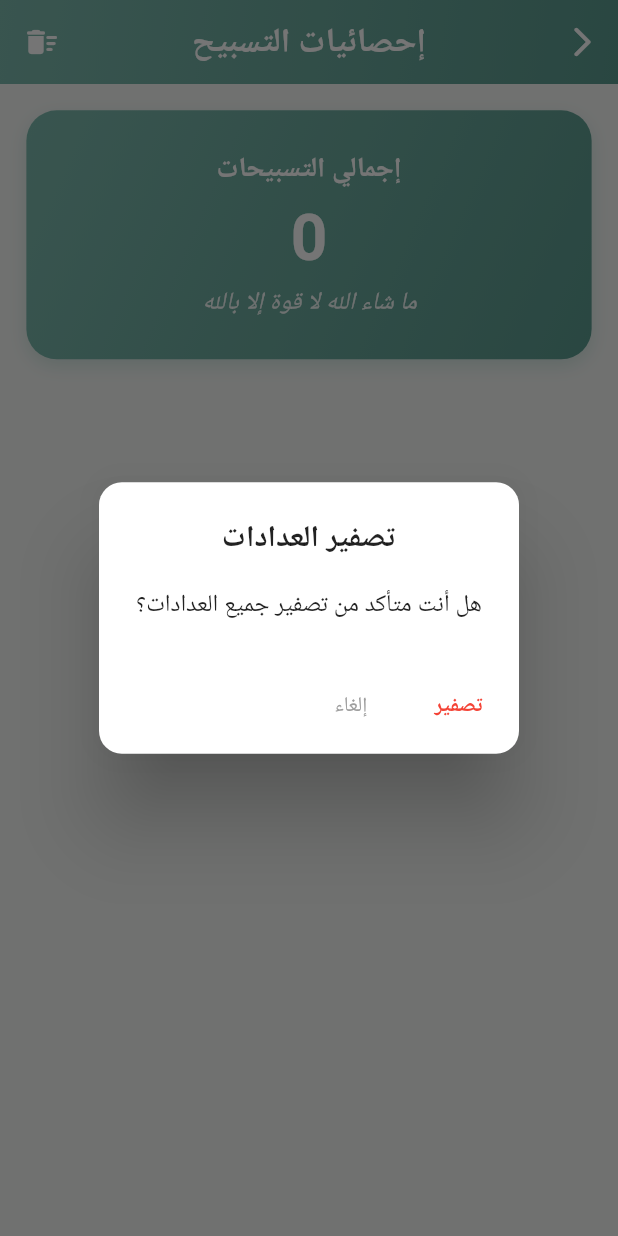
After one commit to moaz-abdeltawab92/Tazkira, a Flutter app: the TasbeehStatisticsPage screen opened directly, after a tap on the "delete sweep" icon, on a phone screen of 412 x 824 dp. The commit adds this screen. Run offline on Flutter 3.47's test engine with Material 3 defaults, Android fonts, the phone set to English and light mode, and no system bars; our stand-ins replace adhan, firebase_core, flutter_bloc, flutter_screenutil, geocoding, geolocator and 7 more; missing offline and left inert: flutter_qiblah, in_app_update, quran_library; accounts and stored records are empty; Roboto replaces fonts that are missing (Amiri, Cairo).

Commit message:
add tasbeeh statistics page to track your tasbeeh, add new podcast,

```diff
--- a/lib/core/routing/route_export.dart
+++ b/lib/core/routing/route_export.dart
@@ -60,6 +60,7 @@ export 'package:tazkira_app/features/quran/presentation/screens/quran_screen.dar
 // Tasbeeh
 export 'package:tazkira_app/features/tasbeeh/presentation/data/tasbeeh_list.dart';
 export 'package:tazkira_app/features/tasbeeh/presentation/screens/tasbeeh_screen.dart';
+export 'package:tazkira_app/features/tasbeeh/presentation/screens/tasbeeh_statistics_page.dart';
 export 'package:tazkira_app/features/tasbeeh/presentation/widgets/counter_item.dart';
 export 'package:tazkira_app/features/tasbeeh/presentation/widgets/counter_details.dart';
 
@@ -102,5 +103,6 @@ export 'package:tazkira_app/features/qiblah/viewmodel/qiblah_state.dart';
 
 // Core Services & Widgets
 export 'package:tazkira_app/core/service/location_service.dart';
+export 'package:tazkira_app/core/service/app_update_service.dart';
 export 'package:tazkira_app/core/utils/custom_loading_indicator.dart';
 export 'package:tazkira_app/core/widgets/show_alert.dart';
--- a/lib/features/home/presentation/data/pocast_data.dart
+++ b/lib/features/home/presentation/data/pocast_data.dart
@@ -12,6 +12,11 @@ const List<PodcastItem> podcasts = [
     url:
         'https://www.youtube.com/watch?v=RhTxjl_W_BM&list=PLCpK4282MCT-lBXi4Nodjzq1TDZsK9qwr',
     imagePath: 'assets/podcasts/way.png',
+  ),
+  PodcastItem(
+    title: 'الشيخ امجد سمير',
+    url: 'https://www.youtube.com/@amgad_samir',
+    imagePath: 'assets/podcasts/amgaad.jpg',
   ),
   PodcastItem(
     title: 'ايه المشكلة',
--- a/lib/features/home/presentation/widgets/podcast_card_widget.dart
+++ b/lib/features/home/presentation/widgets/podcast_card_widget.dart
@@ -90,7 +90,7 @@ class PodcastCardWidget extends StatelessWidget {
                   Expanded(
                     flex: 1,
                     child: Padding(
-                      padding: EdgeInsets.all(8.0.w),
+                      padding: EdgeInsets.all(4.0.w),
                       child: Center(
                         child: Text(
                           podcast.title,
--- /dev/null
+++ b/lib/features/tasbeeh/presentation/screens/tasbeeh_statistics_page.dart
@@ -0,0 +1,260 @@
+import 'package:tazkira_app/core/routing/route_export.dart';
+
+class TasbeehStatisticsPage extends StatefulWidget {
+  const TasbeehStatisticsPage({super.key});
+
+  @override
+  State<TasbeehStatisticsPage> createState() => _TasbeehStatisticsPageState();
+}
+
+class _TasbeehStatisticsPageState extends State<TasbeehStatisticsPage> {
+  Map<String, int> stats = {};
+  int totalCount = 0;
+  bool isLoading = true;
+
+  @override
+  void initState() {
+    super.initState();
+    _loadStats();
+  }
+
+  Future<void> _loadStats() async {
+    final prefs = await SharedPreferences.getInstance();
+    int total = 0;
+    Map<String, int> currentStats = {};
+
+    for (var item in azkarList) {
+      final title = item["title"];
+      final count = prefs.getInt('tasbeeh_$title') ?? 0;
+      currentStats[title] = count;
+      total += count;
+    }
+
+    setState(() {
+      stats = currentStats;
+      totalCount = total;
+      isLoading = false;
+    });
+  }
+
+  Future<void> _resetAllStats() async {
+    final prefs = await SharedPreferences.getInstance();
+
+    // Show confirmation dialog first
+    bool? confirm = await showDialog<bool>(
+      context: context,
+      builder: (context) => AlertDialog(
+        shape:
+            RoundedRectangleBorder(borderRadius: BorderRadius.circular(15.r)),
+        title: Text(
+          "تصفير العدادات",
+          style: GoogleFonts.cairo(fontWeight: FontWeight.bold),
+          textAlign: TextAlign.center,
+        ),
+        content: Text(
+          "هل أنت متأكد من تصفير جميع العدادات؟",
+          style: GoogleFonts.cairo(),
+          textAlign: TextAlign.center,
+        ),
+        actions: [
+          TextButton(
+            onPressed: () => Navigator.pop(context, false),
+            child: Text("إلغاء", style: GoogleFonts.cairo(color: Colors.grey)),
+          ),
+          TextButton(
+            onPressed: () => Navigator.pop(context, true),
+            child: Text("تصفير",
+                style: GoogleFonts.cairo(
+                    color: Colors.red, fontWeight: FontWeight.bold)),
+          ),
+        ],
+      ),
+    );
+
+    if (confirm == true) {
+      for (var item in azkarList) {
+        await prefs.remove('tasbeeh_${item["title"]}');
+      }
+      _loadStats();
+      if (mounted) {
+        ScaffoldMessenger.of(context).showSnackBar(
+          SnackBar(
+            content: Text(
+              "تم تصفير جميع العدادات بنجاح",
+              style: GoogleFonts.cairo(fontWeight: FontWeight.bold),
+              textAlign: TextAlign.center,
+            ),
+            duration: const Duration(seconds: 2),
+            backgroundColor: const Color(0xFF4A5D4F),
+            behavior: SnackBarBehavior.floating,
+            shape: RoundedRectangleBorder(
+              borderRadius: BorderRadius.circular(12.r),
+            ),
+          ),
+        );
+      }
+    }
+  }
+
+  @override
+  Widget build(BuildContext context) {
+    return Scaffold(
+      backgroundColor: const Color(0xFFF5F7F5),
+      appBar: AppBar(
+        centerTitle: true,
+        elevation: 0,
+        automaticallyImplyLeading: false,
+        flexibleSpace: Container(
+          decoration: const BoxDecoration(
+            gradient: LinearGradient(
+              colors: [Color(0xFF7CB9AD), Color(0xFF5A9A8E)],
+              begin: Alignment.topLeft,
+              end: Alignment.bottomRight,
+            ),
+          ),
+        ),
+        title: Text(
+          "إحصائيات التسبيح",
+          style: GoogleFonts.cairo(
+            color: Colors.white,
+            fontWeight: FontWeight.bold,
+            fontSize: 22.sp,
+          ),
+        ),
+        leading: IconButton(
+          icon: const Icon(Icons.delete_sweep_rounded, color: Colors.white),
+          onPressed: _resetAllStats,
+        ),
+        actions: [
+          IconButton(
+            icon: const Icon(Icons.arrow_forward_ios_rounded,
+                color: Colors.white),
+            onPressed: () => Navigator.pop(context),
+          ),
+        ],
+      ),
+      body: isLoading
+          ? const Center(
+              child: CircularProgressIndicator(color: Color(0xFF7CB9AD)))
+          : Column(
+              children: [
+                _buildHeader(),
+                Expanded(
+                  child: ListView.builder(
+                    padding:
+                        EdgeInsets.symmetric(horizontal: 16.w, vertical: 8.h),
+                    itemCount: azkarList.length,
+                    itemBuilder: (context, index) {
+                      final title = azkarList[index]["title"];
+                      final count = stats[title] ?? 0;
+                      if (count == 0) return const SizedBox.shrink();
+
+                      return Container(
+                        margin: EdgeInsets.symmetric(vertical: 6.h),
+                        decoration: BoxDecoration(
+                          color: Colors.white,
+                          borderRadius: BorderRadius.circular(15.r),
+                          boxShadow: [
+                            BoxShadow(
+                              color: Colors.black.withOpacity(0.05),
+                              blurRadius: 5,
+                              offset: const Offset(0, 2),
+                            ),
+                          ],
+                        ),
+                        child: ListTile(
+                          contentPadding: EdgeInsets.symmetric(
+                              horizontal: 20.w, vertical: 8.h),
+                          title: Text(
+                            title,
+                            style: GoogleFonts.amiri(
+                              fontSize: 18.sp,
+                              fontWeight: FontWeight.bold,
+                              height: 1.4,
+                            ),
+                            textDirection: TextDirection.rtl,
+                          ),
+                          subtitle: Padding(
+                            padding: EdgeInsets.only(top: 8.h),
+                            child: Row(
+                              mainAxisAlignment: MainAxisAlignment.end,
+                              children: [
+                                Text(
+                                  "مرات التسبيح: ",
+                                  style: GoogleFonts.cairo(
+                                      fontSize: 12.sp, color: Colors.grey[600]),
+                                ),
+                                Text(
+                                  count.toString(),
+                                  style: GoogleFonts.cairo(
+                                    fontSize: 16.sp,
+                                    fontWeight: FontWeight.bold,
+                                    color: const Color(0xFF5A9A8E),
+                                  ),
+                                ),
+                              ],
+                            ),
+                          ),
+                        ),
+                      );
+                    },
+                  ),
+                ),
+              ],
+            ),
+    );
+  }
+
+  Widget _buildHeader() {
+    return Container(
+      width: double.infinity,
+      margin: EdgeInsets.all(16.w),
+      padding: EdgeInsets.all(24.w),
+      decoration: BoxDecoration(
+        gradient: const LinearGradient(
+          colors: [Color(0xFF7CB9AD), Color(0xFF5A9A8E)],
+          begin: Alignment.topLeft,
+          end: Alignment.bottomRight,
+        ),
+        borderRadius: BorderRadius.circular(20.r),
+        boxShadow: [
+          BoxShadow(
+            color: const Color(0xFF7CB9AD).withOpacity(0.3),
+            blurRadius: 10,
+            offset: const Offset(0, 4),
+          ),
+        ],
+      ),
+      child: Column(
+        children: [
+          Text(
+            "إجمالي التسبيحات",
+            style: GoogleFonts.cairo(
+              color: Colors.white,
+              fontSize: 18.sp,
+              fontWeight: FontWeight.w600,
+            ),
+          ),
+          SizedBox(height: 8.h),
+          Text(
+            totalCount.toString(),
+            style: GoogleFonts.cairo(
+              color: Colors.white,
+              fontSize: 42.sp,
+              fontWeight: FontWeight.bold,
+            ),
+          ),
+          SizedBox(height: 8.h),
+          Text(
+            "ما شاء الله لا قوة إلا بالله",
+            style: GoogleFonts.amiri(
+              color: Colors.white.withOpacity(0.9),
+              fontSize: 16.sp,
+              fontStyle: FontStyle.italic,
+            ),
+          ),
+        ],
+      ),
+    );
+  }
+}
```
Also changed, not shown: lib/core/service/app_update_service.dart (added, +116 -0 lines), lib/features/home/presentation/screens/homepage.dart (+16 -10 lines), lib/features/quran/presentation/screens/quran_screen.dart (+4 -7 lines), lib/features/tasbeeh/presentation/screens/tasbeeh_screen.dart (+9 -0 lines), lib/features/tasbeeh/presentation/widgets/counter_item.dart (+22 -20 lines), assets/podcasts/amgaad.jpg (added), pubspec.lock.
